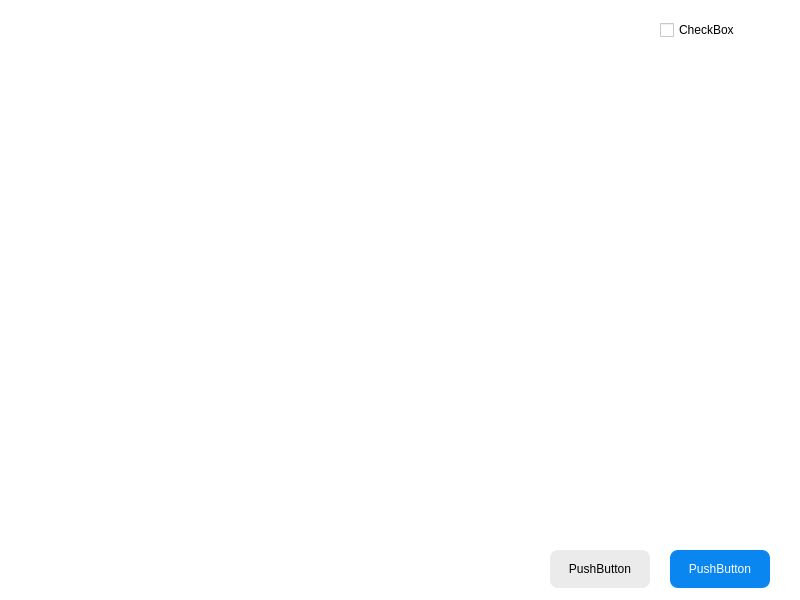
First picture: the form in UI_Files/settings.ui, repository TohamaLimo233/XHT, before the edit.
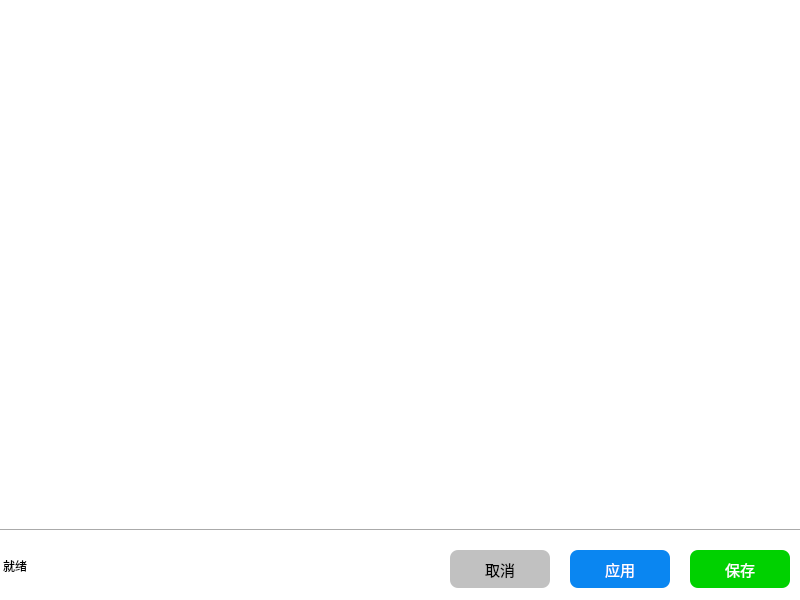
Second picture: the form after the edit.

```diff
--- a/UI_Files/settings.ui
+++ b/UI_Files/settings.ui
@@ -26,12 +26,19 @@
    <widget class="QPushButton" name="pushButton">
     <property name="geometry">
      <rect>
-      <x>670</x>
+      <x>570</x>
       <y>550</y>
       <width>100</width>
       <height>38</height>
      </rect>
     </property>
+    <property name="font">
+     <font>
+      <pointsize>11</pointsize>
+      <italic>false</italic>
+      <bold>false</bold>
+     </font>
+    </property>
     <property name="styleSheet">
      <string notr="true">QPushButton {
 	font: &quot;Microsoft YaHei UI&quot;;
@@ -49,39 +56,30 @@
 }</string>
     </property>
     <property name="text">
-     <string>PushButton</string>
-    </property>
-   </widget>
-   <widget class="QCheckBox" name="checkBox">
-    <property name="geometry">
-     <rect>
-      <x>660</x>
-      <y>20</y>
-      <width>121</width>
-      <height>20</height>
-     </rect>
-    </property>
-    <property name="styleSheet">
-     <string notr="true">font: &quot;Microsoft YaHei UI&quot;;</string>
-    </property>
-    <property name="text">
-     <string>CheckBox</string>
+     <string>应用</string>
     </property>
    </widget>
    <widget class="QPushButton" name="pushButton_2">
     <property name="geometry">
      <rect>
-      <x>550</x>
+      <x>450</x>
       <y>550</y>
       <width>100</width>
       <height>38</height>
      </rect>
     </property>
+    <property name="font">
+     <font>
+      <pointsize>11</pointsize>
+      <italic>false</italic>
+      <bold>false</bold>
+     </font>
+    </property>
     <property name="styleSheet">
      <string notr="true">QPushButton {
 	font: &quot;Microsoft YaHei UI&quot;;
     color: rgb(0,0,0);
-	background-color: rgb(235, 235, 235);
+	background-color: rgb(193, 193, 193);
     border-radius: 8px;
 }
 
@@ -94,7 +92,72 @@
 }</string>
     </property>
     <property name="text">
-     <string>PushButton</string>
+     <string>取消</string>
+    </property>
+   </widget>
+   <widget class="QPushButton" name="pushButton_3">
+    <property name="geometry">
+     <rect>
+      <x>690</x>
+      <y>550</y>
+      <width>100</width>
+      <height>38</height>
+     </rect>
+    </property>
+    <property name="font">
+     <font>
+      <pointsize>11</pointsize>
+      <italic>false</italic>
+      <bold>false</bold>
+     </font>
+    </property>
+    <property name="styleSheet">
+     <string notr="true">QPushButton {
+	font: &quot;Microsoft YaHei UI&quot;;
+    color: rgb(255, 255, 255);
+	background-color: rgb(0, 209, 0);
+    border-radius: 8px;
+}
+
+QPushButton:hover {
+	background-color: rgb(0, 218, 0);
+}
+
+QPushButton:pressed {	
+	background-color: rgb(0, 255, 0);
+}</string>
+    </property>
+    <property name="text">
+     <string>保存</string>
+    </property>
+   </widget>
+   <widget class="Line" name="line">
+    <property name="geometry">
+     <rect>
+      <x>0</x>
+      <y>520</y>
+      <width>801</width>
+      <height>21</height>
+     </rect>
+    </property>
+    <property name="orientation">
+     <enum>Qt::Orientation::Horizontal</enum>
+    </property>
+   </widget>
+   <widget class="QLabel" name="label">
+    <property name="geometry">
+     <rect>
+      <x>3</x>
+      <y>540</y>
+      <width>441</width>
+      <height>51</height>
+     </rect>
+    </property>
+    <property name="styleSheet">
+     <string notr="true">font: 11pt &quot;Microsoft YaHei UI&quot;;</string>
+    </property>
+    <property name="text">
+     <string>就绪</string>
     </property>
    </widget>
   </widget>
```
